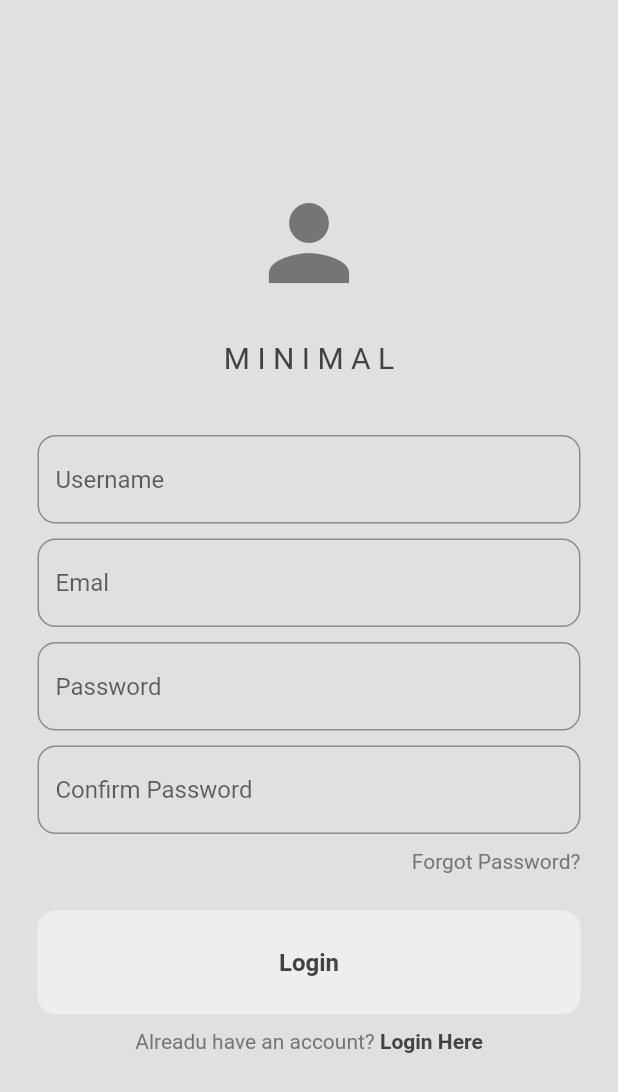
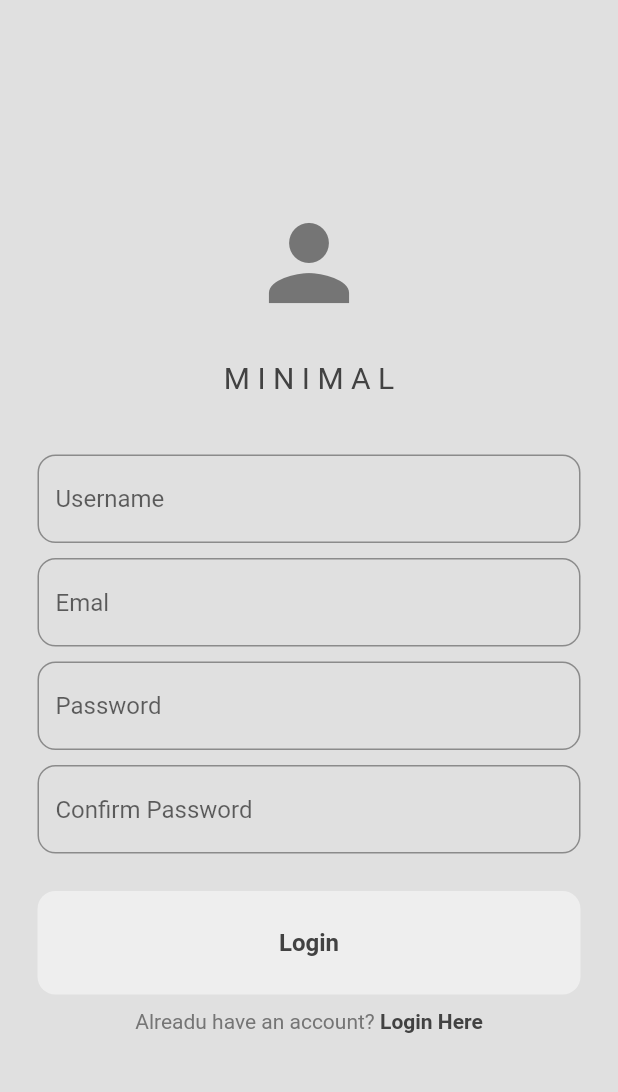
Before and after one commit to KyleAnthonyHay/Social_Media_App, a Flutter app: the screen it shows after launch, on a phone screen of 412 x 824 dp. Shown: the top 1092 px of the screen. Run offline on Flutter 3.47's test engine with Material 2 defaults, Android fonts, the phone set to English and light mode, and no system bars.

Commit message:
register page updated

```diff
--- a/socialmediaapp/lib/pages/RegisterPage.dart
+++ b/socialmediaapp/lib/pages/RegisterPage.dart
@@ -44,7 +44,7 @@ class RegisterPage extends StatelessWidget {
               // Email text field
               MyTextField(
                 hintText: "Emal",
-                obscureText: true,
+                obscureText: false,
                 controller: emailController,
               ),
               const SizedBox(height: 10),
@@ -60,18 +60,6 @@ class RegisterPage extends StatelessWidget {
                 hintText: "Confirm Password",
                 obscureText: true,
                 controller: confirmPasswordController,
-              ),
-              const SizedBox(height: 10),
-              // forgot password
-              Row(
-                mainAxisAlignment: MainAxisAlignment.end,
-                children: [
-                  Text(
-                    "Forgot Password?",
-                    style: TextStyle(
-                        color: Theme.of(context).colorScheme.inversePrimary),
-                  ),
-                ],
               ),
               const SizedBox(height: 25),
               // sign in button
```
